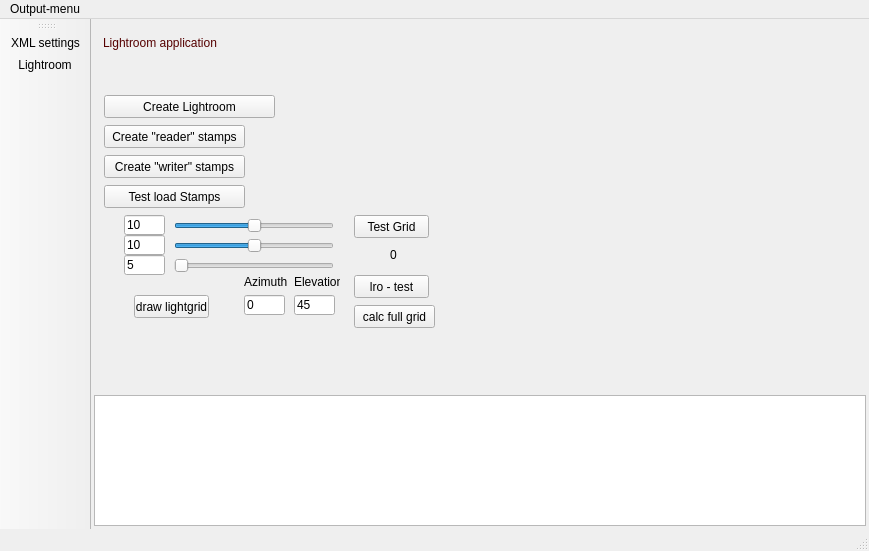
edfm-tum/iland-model, file src/fonstudio/mainwindow.ui: the form before one commit.
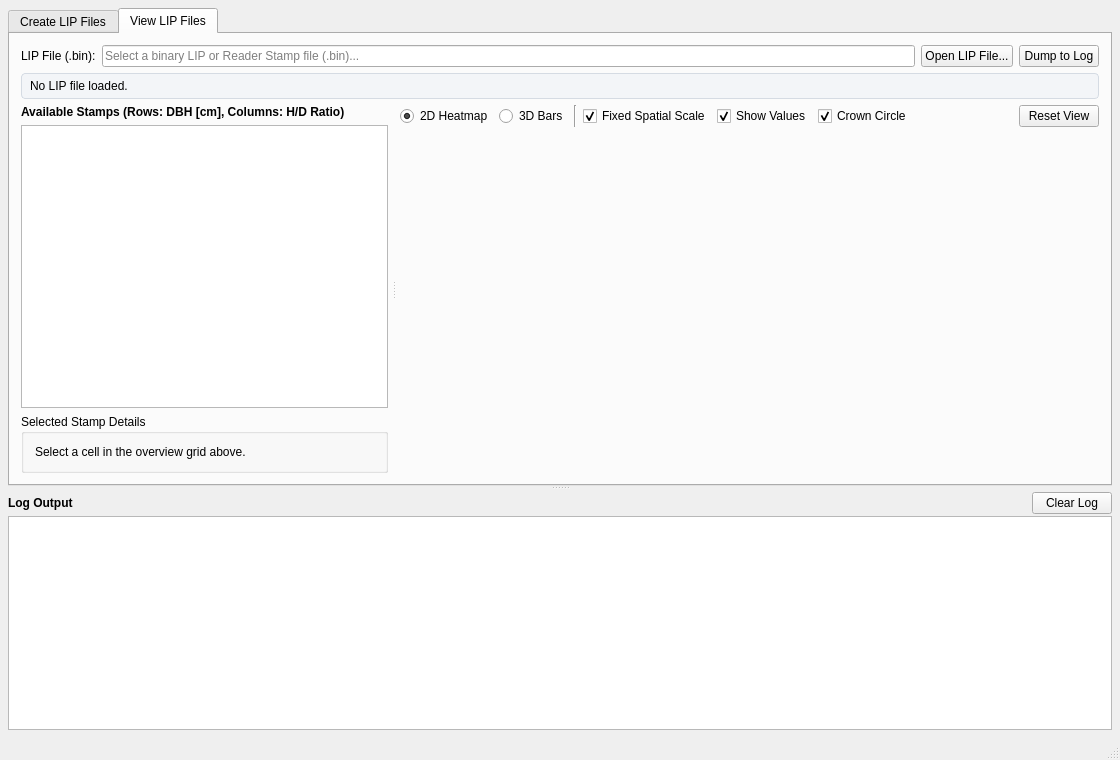
The form after the commit. The open tabs and pages were chosen to show the change. Icons and pictures are not drawn. Custom widgets are drawn as their Qt base class.

The edit to the form file:
```diff
--- a/src/fonstudio/mainwindow.ui
+++ b/src/fonstudio/mainwindow.ui
@@ -6,533 +6,503 @@
    <rect>
     <x>0</x>
     <y>0</y>
-    <width>869</width>
-    <height>551</height>
+    <width>1120</width>
+    <height>760</height>
    </rect>
   </property>
   <property name="windowTitle">
-   <string>FON Studio</string>
+   <string>iLand Lightroom (FONStudio)</string>
   </property>
   <property name="windowIcon">
    <iconset resource="res/fonstudio.qrc">
     <normaloff>:/phone-icon.png</normaloff>:/phone-icon.png</iconset>
   </property>
   <widget class="QWidget" name="centralWidget">
-   <layout class="QGridLayout" name="gridLayout" rowstretch="0,5,2">
+   <layout class="QVBoxLayout" name="mainVerticalLayout">
+    <property name="spacing">
+     <number>6</number>
+    </property>
     <property name="leftMargin">
-     <number>3</number>
+     <number>8</number>
     </property>
     <property name="topMargin">
-     <number>3</number>
+     <number>8</number>
     </property>
     <property name="rightMargin">
-     <number>3</number>
+     <number>8</number>
     </property>
     <property name="bottomMargin">
-     <number>3</number>
+     <number>8</number>
     </property>
-    <property name="spacing">
-     <number>3</number>
-    </property>
-    <item row="0" column="0" colspan="2">
-     <widget class="QWidget" name="mainCaption" native="true">
-      <property name="minimumSize">
-       <size>
-        <width>0</width>
-        <height>40</height>
-       </size>
+    <item>
+     <widget class="QSplitter" name="mainVerticalSplitter">
+      <property name="orientation">
+       <enum>Qt::Vertical</enum>
       </property>
-      <property name="maximumSize">
-       <size>
-        <width>16777215</width>
-        <height>40</height>
-       </size>
-      </property>
-      <widget class="QLabel" name="headerCaption">
-       <property name="geometry">
-        <rect>
-         <x>9</x>
-         <y>9</y>
-         <width>701</width>
-         <height>24</height>
-        </rect>
+      <widget class="QTabWidget" name="mainTabWidget">
+       <property name="currentIndex">
+        <number>0</number>
        </property>
-       <property name="styleSheet">
-        <string>font: 75 14pt &quot;Verdana&quot;;
-color: rgb(85, 0, 0);</string>
-       </property>
-       <property name="text">
-        <string>Lightroom application</string>
-       </property>
-       <property name="textFormat">
-        <enum>Qt::PlainText</enum>
-       </property>
+       <widget class="QWidget" name="tabCreate">
+        <attribute name="title">
+         <string>Create LIP Files</string>
+        </attribute>
+        <layout class="QVBoxLayout" name="createLayout">
+         <item>
+          <widget class="QGroupBox" name="groupXmlFile">
+           <property name="title">
+            <string>Lightroom XML Configuration</string>
+           </property>
+           <layout class="QVBoxLayout" name="xmlGroupLayout">
+            <item>
+             <layout class="QHBoxLayout" name="xmlFileRowLayout">
+              <item>
+               <widget class="QLabel" name="labelXmlFile">
+                <property name="text">
+                 <string>XML File:</string>
+                </property>
+               </widget>
+              </item>
+              <item>
+               <widget class="QLineEdit" name="initFileName">
+                <property name="placeholderText">
+                 <string>Select a Lightroom XML configuration file...</string>
+                </property>
+               </widget>
+              </item>
+              <item>
+               <widget class="QPushButton" name="openFile">
+                <property name="text">
+                 <string>Browse...</string>
+                </property>
+               </widget>
+              </item>
+              <item>
+               <widget class="QPushButton" name="reloadFile">
+                <property name="toolTip">
+                 <string>Reload XML file from disk</string>
+                </property>
+                <property name="text">
+                 <string>Reload</string>
+                </property>
+               </widget>
+              </item>
+              <item>
+               <widget class="QPushButton" name="saveFile">
+                <property name="toolTip">
+                 <string>Save XML editor changes to file</string>
+                </property>
+                <property name="text">
+                 <string>Save XML</string>
+                </property>
+               </widget>
+              </item>
+             </layout>
+            </item>
+            <item>
+             <widget class="QLabel" name="xmlSummaryLabel">
+              <property name="styleSheet">
+               <string>background-color: #f3f5f8; border: 1px solid #d5dbe3; border-radius: 4px; padding: 6px;</string>
+              </property>
+              <property name="text">
+               <string>No XML loaded.</string>
+              </property>
+              <property name="wordWrap">
+               <bool>true</bool>
+              </property>
+             </widget>
+            </item>
+            <item>
+             <layout class="QHBoxLayout" name="runActionsLayout">
+              <item>
+               <widget class="QPushButton" name="lrProcess">
+                <property name="minimumSize">
+                 <size>
+                  <width>180</width>
+                  <height>32</height>
+                 </size>
+                </property>
+                <property name="styleSheet">
+                 <string>font-weight: bold;</string>
+                </property>
+                <property name="text">
+                 <string>Run / Create LIP File</string>
+                </property>
+               </widget>
+              </item>
+              <item>
+               <widget class="QPushButton" name="lrReadStamps">
+                <property name="minimumSize">
+                 <size>
+                  <width>170</width>
+                  <height>32</height>
+                 </size>
+                </property>
+                <property name="toolTip">
+                 <string>Create species-independent reader stamps (radii 0.5m to 15m, step 0.1m) at the readerStamp path</string>
+                </property>
+                <property name="text">
+                 <string>Create Reader Stamps...</string>
+                </property>
+               </widget>
+              </item>
+              <item>
+               <widget class="QProgressBar" name="progressBar">
+                <property name="value">
+                 <number>0</number>
+                </property>
+                <property name="textVisible">
+                 <bool>true</bool>
+                </property>
+               </widget>
+              </item>
+              <item>
+               <widget class="QPushButton" name="cancelRunBtn">
+                <property name="enabled">
+                 <bool>false</bool>
+                </property>
+                <property name="text">
+                 <string>Cancel</string>
+                </property>
+               </widget>
+              </item>
+             </layout>
+            </item>
+           </layout>
+          </widget>
+         </item>
+         <item>
+          <widget class="QGroupBox" name="groupXmlEditor">
+           <property name="title">
+            <string>XML Content (editable before running)</string>
+           </property>
+           <layout class="QVBoxLayout" name="xmlEditorLayout">
+            <item>
+             <widget class="QPlainTextEdit" name="iniEdit">
+              <property name="font">
+               <font>
+                <family>Monospace</family>
+                <pointsize>9</pointsize>
+               </font>
+              </property>
+             </widget>
+            </item>
+           </layout>
+          </widget>
+         </item>
+        </layout>
+       </widget>
+       <widget class="QWidget" name="tabView">
+        <attribute name="title">
+         <string>View LIP Files</string>
+        </attribute>
+        <layout class="QVBoxLayout" name="viewTabLayout">
+         <item>
+          <layout class="QHBoxLayout" name="lipFileBarLayout">
+           <item>
+            <widget class="QLabel" name="labelLipFile">
+             <property name="text">
+              <string>LIP File (.bin):</string>
+             </property>
+            </widget>
+           </item>
+           <item>
+            <widget class="QLineEdit" name="lipFileEdit">
+             <property name="placeholderText">
+              <string>Select a binary LIP or Reader Stamp file (.bin)...</string>
+             </property>
+            </widget>
+           </item>
+           <item>
+            <widget class="QPushButton" name="openLipBtn">
+             <property name="text">
+              <string>Open LIP File...</string>
+             </property>
+            </widget>
+           </item>
+           <item>
+            <widget class="QPushButton" name="dumpLipBtn">
+             <property name="toolTip">
+              <string>Dump full text representation of container to the log</string>
+             </property>
+             <property name="text">
+              <string>Dump to Log</string>
+             </property>
+            </widget>
+           </item>
+          </layout>
+         </item>
+         <item>
+          <widget class="QLabel" name="lipSummaryLabel">
+           <property name="styleSheet">
+            <string>background-color: #f3f5f8; border: 1px solid #d5dbe3; border-radius: 4px; padding: 5px;</string>
+           </property>
+           <property name="text">
+            <string>No LIP file loaded.</string>
+           </property>
+           <property name="wordWrap">
+            <bool>true</bool>
+           </property>
+          </widget>
+         </item>
+         <item>
+          <widget class="QSplitter" name="viewSplitter">
+           <property name="sizePolicy">
+            <sizepolicy hsizetype="Expanding" vsizetype="Expanding">
+             <horstretch>0</horstretch>
+             <verstretch>1</verstretch>
+            </sizepolicy>
+           </property>
+           <property name="orientation">
+            <enum>Qt::Horizontal</enum>
+           </property>
+           <widget class="QWidget" name="leftOverviewWidget">
+            <layout class="QVBoxLayout" name="leftOverviewLayout">
+             <property name="leftMargin">
+              <number>0</number>
+             </property>
+             <property name="topMargin">
+              <number>0</number>
+             </property>
+             <property name="rightMargin">
+              <number>4</number>
+             </property>
+             <property name="bottomMargin">
+              <number>0</number>
+             </property>
+             <item>
+              <widget class="QLabel" name="overviewGridTitle">
+               <property name="styleSheet">
+                <string>font-weight: bold;</string>
+               </property>
+               <property name="text">
+                <string>Available Stamps (Rows: DBH [cm], Columns: H/D Ratio)</string>
+               </property>
+              </widget>
+             </item>
+             <item>
+              <widget class="QTableWidget" name="stampGridTable">
+               <property name="editTriggers">
+                <set>QAbstractItemView::NoEditTriggers</set>
+               </property>
+               <property name="selectionMode">
+                <enum>QAbstractItemView::SingleSelection</enum>
+               </property>
+               <property name="selectionBehavior">
+                <enum>QAbstractItemView::SelectItems</enum>
+               </property>
+              </widget>
+             </item>
+             <item>
+              <widget class="QGroupBox" name="groupStampDetails">
+               <property name="title">
+                <string>Selected Stamp Details</string>
+               </property>
+               <layout class="QVBoxLayout" name="stampDetailsLayout">
+                <item>
+                 <widget class="QLabel" name="stampDetailsLabel">
+                  <property name="text">
+                   <string>Select a cell in the overview grid above.</string>
+                  </property>
+                  <property name="wordWrap">
+                   <bool>true</bool>
+                  </property>
+                 </widget>
+                </item>
+               </layout>
+              </widget>
+             </item>
+            </layout>
+           </widget>
+           <widget class="QWidget" name="rightCanvasContainer">
+            <layout class="QVBoxLayout" name="rightCanvasLayout">
+             <property name="leftMargin">
+              <number>4</number>
+             </property>
+             <property name="topMargin">
+              <number>0</number>
+             </property>
+             <property name="rightMargin">
+              <number>0</number>
+             </property>
+             <property name="bottomMargin">
+              <number>0</number>
+             </property>
+             <item>
+              <layout class="QHBoxLayout" name="canvasToolbarLayout">
+               <item>
+                <widget class="QRadioButton" name="rb2DView">
+                 <property name="text">
+                  <string>2D Heatmap</string>
+                 </property>
+                 <property name="checked">
+                  <bool>true</bool>
+                 </property>
+                </widget>
+               </item>
+               <item>
+                <widget class="QRadioButton" name="rb3DView">
+                 <property name="text">
+                  <string>3D Bars</string>
+                 </property>
+                </widget>
+               </item>
+               <item>
+                <widget class="Line" name="lineSep1">
+                 <property name="orientation">
+                  <enum>Qt::Vertical</enum>
+                 </property>
+                </widget>
+               </item>
+               <item>
+                <widget class="QCheckBox" name="cbFixedScale">
+                 <property name="toolTip">
+                  <string>Use fixed spatial extent across all stamps in the file so footprints grow visually with tree size</string>
+                 </property>
+                 <property name="text">
+                  <string>Fixed Spatial Scale</string>
+                 </property>
+                 <property name="checked">
+                  <bool>true</bool>
+                 </property>
+                </widget>
+               </item>
+               <item>
+                <widget class="QCheckBox" name="cbShowValues">
+                 <property name="toolTip">
+                  <string>Display numeric values inside cells when zoomed in (2D view)</string>
+                 </property>
+                 <property name="text">
+                  <string>Show Values</string>
+                 </property>
+                 <property name="checked">
+                  <bool>true</bool>
+                 </property>
+                </widget>
+               </item>
+               <item>
+                <widget class="QCheckBox" name="cbShowCrown">
+                 <property name="toolTip">
+                  <string>Draw crown radius circle in 2D heatmap</string>
+                 </property>
+                 <property name="text">
+                  <string>Crown Circle</string>
+                 </property>
+                 <property name="checked">
+                  <bool>true</bool>
+                 </property>
+                </widget>
+               </item>
+               <item>
+                <spacer name="canvasToolbarSpacer">
+                 <property name="orientation">
+                  <enum>Qt::Horizontal</enum>
+                 </property>
+                 <property name="sizeHint" stdset="0">
+                  <size>
+                   <width>20</width>
+                   <height>20</height>
+                  </size>
+                 </property>
+                </spacer>
+               </item>
+               <item>
+                <widget class="QPushButton" name="resetViewBtn">
+                 <property name="text">
+                  <string>Reset View</string>
+                 </property>
+                </widget>
+               </item>
+              </layout>
+             </item>
+             <item>
+              <widget class="PaintArea" name="PaintWidget" native="true">
+               <property name="sizePolicy">
+                <sizepolicy hsizetype="Expanding" vsizetype="Expanding">
+                 <horstretch>2</horstretch>
+                 <verstretch>1</verstretch>
+                </sizepolicy>
+               </property>
+              </widget>
+             </item>
+            </layout>
+           </widget>
+          </widget>
+         </item>
+        </layout>
+       </widget>
       </widget>
-     </widget>
-    </item>
-    <item row="1" column="0">
-     <widget class="QStackedWidget" name="editStack">
-      <property name="sizePolicy">
-       <sizepolicy hsizetype="Preferred" vsizetype="Preferred">
-        <horstretch>0</horstretch>
-        <verstretch>0</verstretch>
-       </sizepolicy>
-      </property>
-      <property name="minimumSize">
-       <size>
-        <width>400</width>
-        <height>0</height>
-       </size>
-      </property>
-      <property name="currentIndex">
-       <number>1</number>
-      </property>
-      <widget class="QWidget" name="pageXML">
-       <layout class="QVBoxLayout" name="verticalLayout">
+      <widget class="QWidget" name="logContainerWidget">
+       <layout class="QVBoxLayout" name="logLayout">
+        <property name="spacing">
+         <number>2</number>
+        </property>
+        <property name="leftMargin">
+         <number>0</number>
+        </property>
+        <property name="topMargin">
+         <number>2</number>
+        </property>
+        <property name="rightMargin">
+         <number>0</number>
+        </property>
+        <property name="bottomMargin">
+         <number>0</number>
+        </property>
         <item>
-         <layout class="QHBoxLayout" name="horizontalLayout">
+         <layout class="QHBoxLayout" name="logHeaderLayout">
           <item>
-           <widget class="QLineEdit" name="initFileName">
-            <property name="text">
-             <string>fon.xml</string>
+           <widget class="QLabel" name="labelLog">
+            <property name="styleSheet">
+             <string>font-weight: bold;</string>
             </property>
-           </widget>
-          </item>
-          <item>
-           <widget class="QPushButton" name="reloadFile">
-            <property name="toolTip">
-             <string>Reload file from drive</string>
-            </property>
             <property name="text">
-             <string>Reload</string>
+             <string>Log Output</string>
             </property>
            </widget>
           </item>
           <item>
-           <widget class="QPushButton" name="openFile">
-            <property name="toolTip">
-             <string>open file using file dialog</string>
+           <spacer name="logHeaderSpacer">
+            <property name="orientation">
+             <enum>Qt::Horizontal</enum>
             </property>
-            <property name="text">
-             <string>Open</string>
+            <property name="sizeHint" stdset="0">
+             <size>
+              <width>40</width>
+              <height>20</height>
+             </size>
             </property>
-           </widget>
+           </spacer>
           </item>
           <item>
-           <widget class="QPushButton" name="saveFile">
-            <property name="toolTip">
-             <string>save current XML to file</string>
-            </property>
+           <widget class="QPushButton" name="clearLogBtn">
             <property name="text">
-             <string>Save</string>
-            </property>
-           </widget>
-          </item>
-          <item>
-           <widget class="QPushButton" name="applyXML">
-            <property name="toolTip">
-             <string>load xml file into the system (necessary!)</string>
-            </property>
-            <property name="text">
-             <string>Apply!</string>
+             <string>Clear Log</string>
             </property>
            </widget>
           </item>
          </layout>
         </item>
         <item>
-         <widget class="QTextEdit" name="iniEdit">
-          <property name="enabled">
+         <widget class="QPlainTextEdit" name="logOutput">
+          <property name="readOnly">
            <bool>true</bool>
           </property>
-          <property name="sizePolicy">
-           <sizepolicy hsizetype="Expanding" vsizetype="Expanding">
-            <horstretch>0</horstretch>
-            <verstretch>1</verstretch>
-           </sizepolicy>
-          </property>
-          <property name="maximumSize">
-           <size>
-            <width>1000</width>
-            <height>16777215</height>
-           </size>
+          <property name="font">
+           <font>
+            <family>Monospace</family>
+            <pointsize>9</pointsize>
+           </font>
           </property>
          </widget>
         </item>
        </layout>
       </widget>
-      <widget class="QWidget" name="pageLightroom">
-       <widget class="QPushButton" name="pbCreateLightroom">
-        <property name="geometry">
-         <rect>
-          <x>10</x>
-          <y>30</y>
-          <width>171</width>
-          <height>23</height>
-         </rect>
-        </property>
-        <property name="text">
-         <string>Create Lightroom</string>
-        </property>
-       </widget>
-       <widget class="QPushButton" name="testLRO">
-        <property name="geometry">
-         <rect>
-          <x>260</x>
-          <y>210</y>
-          <width>75</width>
-          <height>23</height>
-         </rect>
-        </property>
-        <property name="text">
-         <string>lro - test</string>
-        </property>
-       </widget>
-       <widget class="QLineEdit" name="lr_x">
-        <property name="geometry">
-         <rect>
-          <x>30</x>
-          <y>150</y>
-          <width>41</width>
-          <height>20</height>
-         </rect>
-        </property>
-        <property name="text">
-         <string>10</string>
-        </property>
-       </widget>
-       <widget class="QLineEdit" name="lr_z">
-        <property name="geometry">
-         <rect>
-          <x>30</x>
-          <y>190</y>
-          <width>41</width>
-          <height>20</height>
-         </rect>
-        </property>
-        <property name="text">
-         <string>5</string>
-        </property>
-       </widget>
-       <widget class="QLineEdit" name="lr_y">
-        <property name="geometry">
-         <rect>
-          <x>30</x>
-          <y>170</y>
-          <width>41</width>
-          <height>20</height>
-         </rect>
-        </property>
-        <property name="text">
-         <string>10</string>
-        </property>
-       </widget>
-       <widget class="QPushButton" name="lroTestHemi">
-        <property name="geometry">
-         <rect>
-          <x>260</x>
-          <y>150</y>
-          <width>75</width>
-          <height>23</height>
-         </rect>
-        </property>
-        <property name="text">
-         <string>Test Grid</string>
-        </property>
-       </widget>
-       <widget class="QPushButton" name="lrCalcFullGrid">
-        <property name="geometry">
-         <rect>
-          <x>260</x>
-          <y>240</y>
-          <width>81</width>
-          <height>23</height>
-         </rect>
-        </property>
-        <property name="text">
-         <string>calc full grid</string>
-        </property>
-       </widget>
-       <widget class="QPushButton" name="lrLightGrid">
-        <property name="geometry">
-         <rect>
-          <x>40</x>
-          <y>230</y>
-          <width>75</width>
-          <height>23</height>
-         </rect>
-        </property>
-        <property name="text">
-         <string>draw lightgrid</string>
-        </property>
-       </widget>
-       <widget class="QSlider" name="lrSliderX">
-        <property name="geometry">
-         <rect>
-          <x>80</x>
-          <y>150</y>
-          <width>160</width>
-          <height>21</height>
-         </rect>
-        </property>
-        <property name="minimum">
-         <number>-50</number>
-        </property>
-        <property name="maximum">
-         <number>50</number>
-        </property>
-        <property name="orientation">
-         <enum>Qt::Horizontal</enum>
-        </property>
-       </widget>
-       <widget class="QSlider" name="lrSliderY">
-        <property name="geometry">
-         <rect>
-          <x>80</x>
-          <y>170</y>
-          <width>160</width>
-          <height>21</height>
-         </rect>
-        </property>
-        <property name="minimum">
-         <number>-50</number>
-        </property>
-        <property name="maximum">
-         <number>50</number>
-        </property>
-        <property name="orientation">
-         <enum>Qt::Horizontal</enum>
-        </property>
-       </widget>
-       <widget class="QSlider" name="lrSliderZ">
-        <property name="geometry">
-         <rect>
-          <x>80</x>
-          <y>190</y>
-          <width>160</width>
-          <height>21</height>
-         </rect>
-        </property>
-        <property name="maximum">
-         <number>50</number>
-        </property>
-        <property name="orientation">
-         <enum>Qt::Horizontal</enum>
-        </property>
-       </widget>
-       <widget class="QLineEdit" name="lrAzim">
-        <property name="geometry">
-         <rect>
-          <x>150</x>
-          <y>230</y>
-          <width>41</width>
-          <height>20</height>
-         </rect>
-        </property>
-        <property name="text">
-         <string>0</string>
-        </property>
-       </widget>
-       <widget class="QLineEdit" name="lrElevation">
-        <property name="geometry">
-         <rect>
-          <x>200</x>
-          <y>230</y>
-          <width>41</width>
-          <height>20</height>
-         </rect>
-        </property>
-        <property name="text">
-         <string>45</string>
-        </property>
-       </widget>
-       <widget class="QLabel" name="label_4">
-        <property name="geometry">
-         <rect>
-          <x>150</x>
-          <y>210</y>
-          <width>46</width>
-          <height>14</height>
-         </rect>
-        </property>
-        <property name="text">
-         <string>Azimuth</string>
-        </property>
-       </widget>
-       <widget class="QLabel" name="label_5">
-        <property name="geometry">
-         <rect>
-          <x>200</x>
-          <y>210</y>
-          <width>46</width>
-          <height>14</height>
-         </rect>
-        </property>
-        <property name="text">
-         <string>Elevation</string>
-        </property>
-       </widget>
-       <widget class="QPushButton" name="lrProcess">
-        <property name="geometry">
-         <rect>
-          <x>10</x>
-          <y>90</y>
-          <width>141</width>
-          <height>23</height>
-         </rect>
-        </property>
-        <property name="text">
-         <string>Create &quot;writer&quot; stamps</string>
-        </property>
-       </widget>
-       <widget class="QLabel" name="lrHemiValue">
-        <property name="geometry">
-         <rect>
-          <x>296</x>
-          <y>180</y>
-          <width>20</width>
-          <height>20</height>
-         </rect>
-        </property>
-        <property name="text">
-         <string>0</string>
-        </property>
-       </widget>
-       <widget class="QPushButton" name="lrLoadStamps">
-        <property name="geometry">
-         <rect>
-          <x>10</x>
-          <y>120</y>
-          <width>141</width>
-          <height>23</height>
-         </rect>
-        </property>
-        <property name="text">
-         <string>Test load Stamps</string>
-        </property>
-       </widget>
-       <widget class="QPushButton" name="lrReadStamps">
-        <property name="geometry">
-         <rect>
-          <x>10</x>
-          <y>60</y>
-          <width>141</width>
-          <height>23</height>
-         </rect>
-        </property>
-        <property name="text">
-         <string>Create &quot;reader&quot; stamps</string>
-        </property>
-       </widget>
-      </widget>
-      <widget class="QWidget" name="pageFON">
-       <layout class="QVBoxLayout" name="verticalLayout_2"/>
-      </widget>
-     </widget>
-    </item>
-    <item row="1" column="1">
-     <widget class="PaintArea" name="PaintWidget" native="true">
-      <property name="sizePolicy">
-       <sizepolicy hsizetype="Expanding" vsizetype="Expanding">
-        <horstretch>2</horstretch>
-        <verstretch>0</verstretch>
-       </sizepolicy>
-      </property>
-      <property name="cursor">
-       <cursorShape>CrossCursor</cursorShape>
-      </property>
-      <property name="autoFillBackground">
-       <bool>true</bool>
-      </property>
-     </widget>
-    </item>
-    <item row="2" column="0" colspan="2">
-     <widget class="QPlainTextEdit" name="logOutput">
-      <property name="sizePolicy">
-       <sizepolicy hsizetype="Expanding" vsizetype="Expanding">
-        <horstretch>0</horstretch>
-        <verstretch>2</verstretch>
-       </sizepolicy>
-      </property>
-      <property name="maximumSize">
-       <size>
-        <width>16777215</width>
-        <height>200</height>
-       </size>
-      </property>
      </widget>
     </item>
    </layout>
   </widget>
-  <widget class="QMenuBar" name="menuBar">
-   <property name="geometry">
-    <rect>
-     <x>0</x>
-     <y>0</y>
-     <width>869</width>
-     <height>21</height>
-    </rect>
-   </property>
-   <widget class="QMenu" name="menuOutput_menu">
-    <property name="title">
-     <string>Output-menu</string>
-    </property>
-    <addaction name="actionTreelist"/>
-    <addaction name="actionFON_grid"/>
-   </widget>
-   <addaction name="menuOutput_menu"/>
-  </widget>
-  <widget class="QToolBar" name="mainToolBar">
-   <property name="iconSize">
-    <size>
-     <width>32</width>
-     <height>32</height>
-    </size>
-   </property>
-   <property name="toolButtonStyle">
-    <enum>Qt::ToolButtonTextUnderIcon</enum>
-   </property>
-   <attribute name="toolBarArea">
-    <enum>LeftToolBarArea</enum>
-   </attribute>
-   <attribute name="toolBarBreak">
-    <bool>false</bool>
-   </attribute>
-   <addaction name="actionEdit_XML_settings"/>
-   <addaction name="actionLightroom"/>
-  </widget>
   <widget class="QStatusBar" name="statusBar"/>
-  <action name="actionLightroom">
-   <property name="icon">
-    <iconset resource="res/fonstudio.qrc">
-     <normaloff>:/camera.png</normaloff>:/camera.png</iconset>
-   </property>
-   <property name="text">
-    <string>Lightroom</string>
-   </property>
-   <property name="toolTip">
-    <string>switch to lightroom</string>
-   </property>
-  </action>
-  <action name="actionEdit_XML_settings">
-   <property name="icon">
-    <iconset resource="res/fonstudio.qrc">
-     <normaloff>:/source_xml.png</normaloff>:/source_xml.png</iconset>
-   </property>
-   <property name="text">
-    <string>XML settings</string>
-   </property>
-  </action>
-  <action name="actionTreelist">
-   <property name="text">
-    <string>treelist</string>
-   </property>
-  </action>
-  <action name="actionFON_grid">
-   <property name="text">
-    <string>FON grid</string>
-   </property>
-  </action>
  </widget>
  <layoutdefault spacing="6" margin="11"/>
  <customwidgets>
```
Left out of the diff: 66 changed lines with no effect on the pictures.
